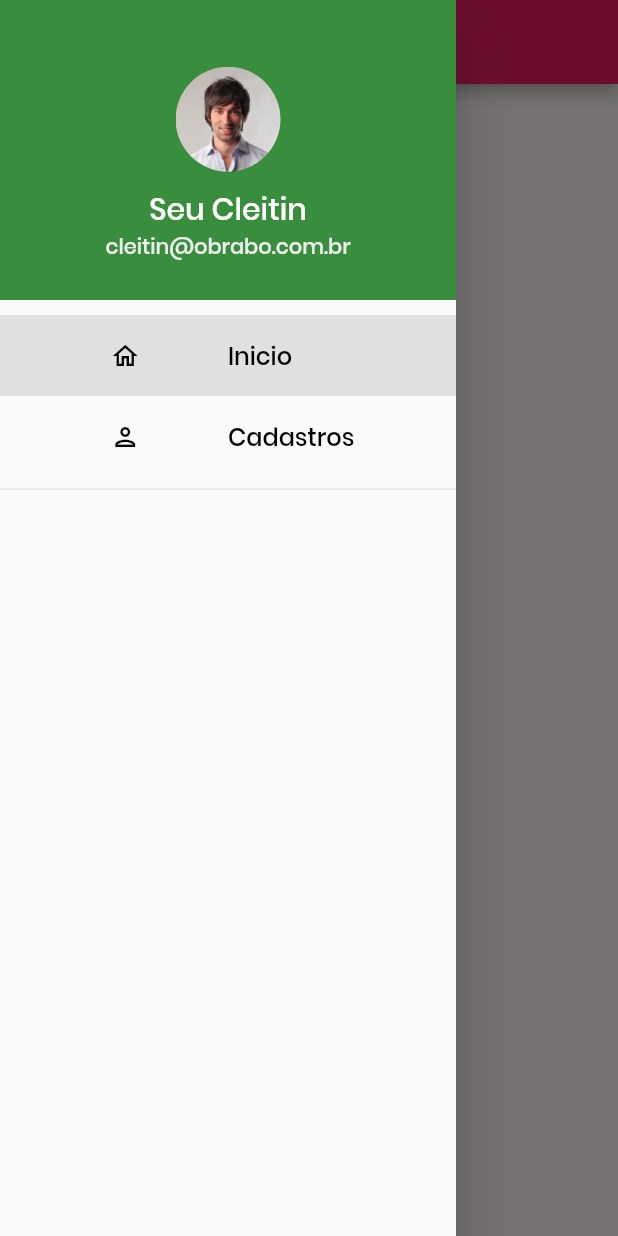
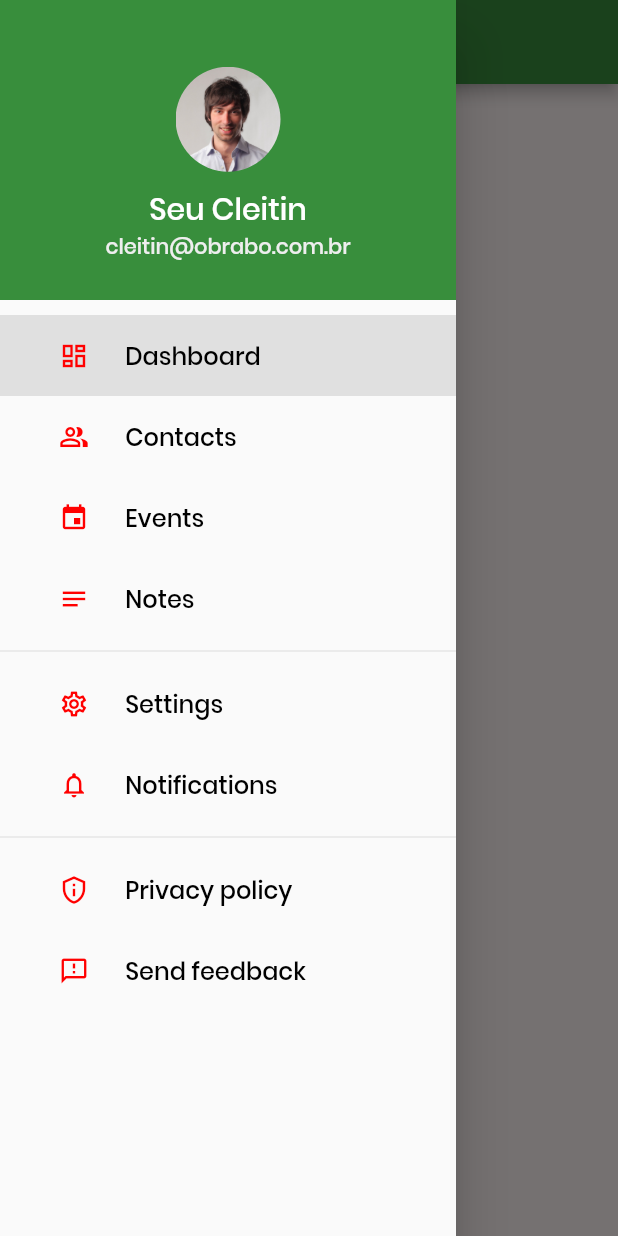
Before and after one commit to Oviquitor/Projeto_Flutter, a Flutter app: the Menu screen opened directly, with the side drawer open, on a phone screen of 412 x 824 dp. Run offline on Flutter 3.47's test engine with Material 2 defaults, Android fonts, the light colour scheme and no system bars; our stand-ins replace firebase_auth, firebase_core; accounts and stored records are empty.

Commit message:
atualização

```diff
--- a/lib/views/configPage/config.dart
+++ b/lib/views/configPage/config.dart
@@ -1,3 +1,4 @@
+import 'package:flutter/material.dart';
 import 'package:flutter/src/widgets/container.dart';
 import 'package:flutter/src/widgets/framework.dart';
 
@@ -6,6 +7,10 @@ class Configuracoes extends StatelessWidget {
 
   @override
   Widget build(BuildContext context) {
-    return Container();
+    return Scaffold(
+      body: Column(
+        children: [Text("config")],
+      ),
+    );
   }
 }
--- a/lib/views/homePage/home.dart
+++ b/lib/views/homePage/inicio.dart
@@ -2,19 +2,19 @@ import 'package:flutter/material.dart';
 import 'package:flutter/src/widgets/container.dart';
 import 'package:flutter/src/widgets/framework.dart';
 
-class Home extends StatefulWidget {
-  const Home({super.key});
+class Inicio extends StatefulWidget {
+  const Inicio({super.key});
 
   @override
-  State<Home> createState() => _HomeState();
+  State<Inicio> createState() => _InicioState();
 }
 
-class _HomeState extends State<Home> {
+class _InicioState extends State<Inicio> {
   @override
   Widget build(BuildContext context) {
     return Scaffold(
       body: Column(
-        children: [Text("home")],
+        children: [Text("Inicio")],
       ),
     );
   }
--- a/lib/views/menuPage/menu.dart
+++ b/lib/views/menuPage/menu.dart
@@ -1,33 +1,28 @@
 import 'package:flutter/material.dart';
-import 'package:flutter/rendering.dart';
-import 'package:flutter/services.dart';
-import 'package:flutter/src/widgets/container.dart';
-import 'package:flutter/src/widgets/framework.dart';
-import 'package:project/views/cadastrosPage/cadastrosPage.dart';
-import 'package:project/views/homePage/home.dart';
+import 'package:project/views/configPage/config.dart';
+import 'package:project/views/homePage/inicio.dart';
 import 'package:project/views/menuPage/headerDrawer.dart';
 
 class Menu extends StatefulWidget {
-  const Menu({super.key});
-
   @override
-  State<Menu> createState() => _MenuState();
+  _MenuState createState() => _MenuState();
 }
 
 class _MenuState extends State<Menu> {
-  var currentPage = DrawerSections.home;
+  var currentPage = DrawerSections.dashboard;
+
   @override
   Widget build(BuildContext context) {
     var container;
-    if (currentPage == DrawerSections.home) {
-      container = Home();
-    } else if (currentPage == DrawerSections.cadastros) {
-      container = Cadastros();
+    if (currentPage == DrawerSections.dashboard) {
+      container = Inicio();
+    } else if (currentPage == DrawerSections.contacts) {
+      container = Configuracoes();
     }
     return Scaffold(
       appBar: AppBar(
-        centerTitle: true,
-        title: Text(""),
+        backgroundColor: Colors.green[700],
+        title: Text("Rapid Tech"),
       ),
       body: container,
       drawer: Drawer(
@@ -36,7 +31,7 @@ class _MenuState extends State<Menu> {
             child: Column(
               children: [
                 HeaderDrawer(),
-                drawerList(),
+                MyDrawerList(),
               ],
             ),
           ),
@@ -45,16 +40,30 @@ class _MenuState extends State<Menu> {
     );
   }
 
-  Widget drawerList() {
+  Widget MyDrawerList() {
     return Container(
-      padding: EdgeInsets.only(top: 10.0),
+      padding: const EdgeInsets.only(top: 10),
       child: Column(
+        // shows the list of menu drawer
         children: [
-          menuItem(1, "Inicio", Icons.home_outlined,
-              currentPage == DrawerSections.home ? true : false),
-          menuItem(2, "Cadastros", Icons.person_outlined,
-              currentPage == DrawerSections.cadastros ? true : false),
+          menuItem(1, "Dashboard", Icons.dashboard_outlined,
+              currentPage == DrawerSections.dashboard ? true : false),
+          menuItem(2, "Contacts", Icons.people_alt_outlined,
+              currentPage == DrawerSections.contacts ? true : false),
+          menuItem(3, "Events", Icons.event,
+              currentPage == DrawerSections.events ? true : false),
+          menuItem(4, "Notes", Icons.notes,
+              currentPage == DrawerSections.notes ? true : false),
           Divider(),
+          menuItem(5, "Settings", Icons.settings_outlined,
+              currentPage == DrawerSections.settings ? true : false),
+          menuItem(6, "Notifications", Icons.notifications_outlined,
+              currentPage == DrawerSections.notifications ? true : false),
+          Divider(),
+          menuItem(7, "Privacy policy", Icons.privacy_tip_outlined,
+              currentPage == DrawerSections.privacy_policy ? true : false),
+          menuItem(8, "Send feedback", Icons.feedback_outlined,
+              currentPage == DrawerSections.send_feedback ? true : false),
         ],
       ),
     );
@@ -68,9 +77,21 @@ class _MenuState extends State<Menu> {
           Navigator.pop(context);
           setState(() {
             if (id == 1) {
-              currentPage == DrawerSections.home;
+              currentPage = DrawerSections.dashboard;
             } else if (id == 2) {
-              currentPage == DrawerSections.cadastros;
+              currentPage = DrawerSections.contacts;
+            } else if (id == 3) {
+              currentPage = DrawerSections.events;
+            } else if (id == 4) {
+              currentPage = DrawerSections.notes;
+            } else if (id == 5) {
+              currentPage = DrawerSections.settings;
+            } else if (id == 6) {
+              currentPage = DrawerSections.notifications;
+            } else if (id == 7) {
+              currentPage = DrawerSections.privacy_policy;
+            } else if (id == 8) {
+              currentPage = DrawerSections.send_feedback;
             }
           });
         },
@@ -82,15 +103,16 @@ class _MenuState extends State<Menu> {
                 child: Icon(
                   icon,
                   size: 20,
-                  color: Colors.black,
+                  color: Color.fromARGB(255, 255, 0, 0),
                 ),
               ),
               Expanded(
+                flex: 3,
                 child: Text(
                   title,
                   style: TextStyle(
                     color: Colors.black,
-                    fontSize: 16.0,
+                    fontSize: 16,
                   ),
                 ),
               ),
@@ -103,6 +125,12 @@ class _MenuState extends State<Menu> {
 }
 
 enum DrawerSections {
-  home,
-  cadastros,
+  dashboard,
+  contacts,
+  events,
+  notes,
+  settings,
+  notifications,
+  privacy_policy,
+  send_feedback,
 }
```
